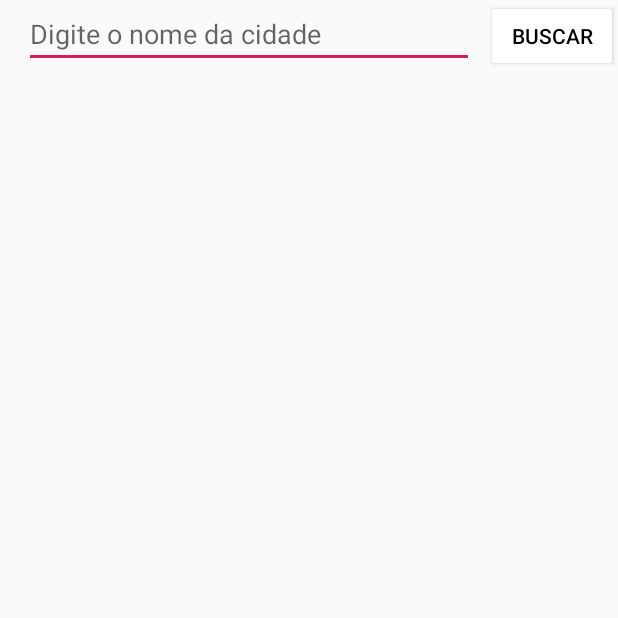
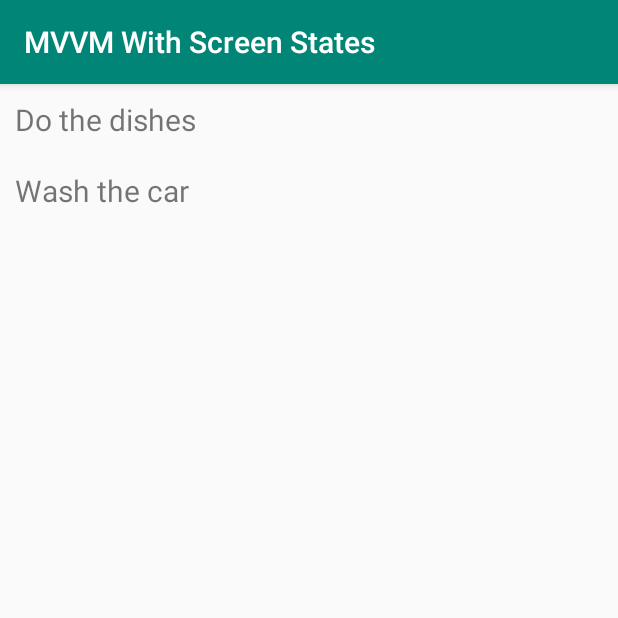
Before and after one commit to DiegoGSantos/mvvm-with-screen-states, an Android app: the screen it shows after launch (MainActivity before the commit, ListActivity after it), on a phone screen of 412 x 824 dp, the top half of it. Run offline under Robolectric (Android 15) with nearby library versions, the phone set to English and light mode, and no system bars.

Commit message:
Example of how use screen states with lists

```diff
--- a/MVVMWithScreenStates/app/build.gradle
+++ b/MVVMWithScreenStates/app/build.gradle
@@ -25,7 +25,7 @@ android {
 dependencies {
     implementation project(':screenStatesBaseArch')
     implementation fileTree(dir: 'libs', include: ['*.jar'])
-    implementation"org.jetbrains.kotlin:kotlin-stdlib-jdk7:$kotlin_version"
+    implementation "org.jetbrains.kotlin:kotlin-stdlib-jdk7:$kotlin_version"
     implementation 'androidx.appcompat:appcompat:1.0.2'
     implementation 'com.android.support.constraint:constraint-layout:1.1.3'
     implementation 'com.google.android.material:material:1.1.0-alpha02'
@@ -39,7 +39,6 @@ dependencies {
     implementation 'org.jetbrains.kotlinx:kotlinx-coroutines-core:1.1.1'
     implementation 'org.jetbrains.kotlinx:kotlinx-coroutines-android:1.1.1'
     implementation 'android.arch.lifecycle:reactivestreams:1.1.1'
-
     testImplementation 'junit:junit:4.12'
     testImplementation group: 'org.mockito', name: 'mockito-core', version: '2.1.0'
     testImplementation group: 'org.mockito', name: 'mockito-inline', version: '2.7.21'
--- a/MVVMWithScreenStates/app/src/main/AndroidManifest.xml
+++ b/MVVMWithScreenStates/app/src/main/AndroidManifest.xml
@@ -15,6 +15,9 @@
 				android:name=".view.MainActivity"
 				android:label="@string/app_name"
 				android:theme="@style/AppTheme.NoActionBar">
+
+		</activity>
+		<activity android:name=".view.ListActivity">
 			<intent-filter>
 				<action android:name="android.intent.action.MAIN"/>
 
--- a/MVVMWithScreenStates/app/src/main/java/com/diego/mvvmwithscreenstates/rest_client/Service.kt
+++ b/MVVMWithScreenStates/app/src/main/java/com/diego/mvvmwithscreenstates/rest_client/Service.kt
@@ -2,7 +2,6 @@ package com.diego.mvvmwithscreenstates.rest_client
 
 import com.diego.mvvmwithscreenstates.model.Forecast
 import com.diego.mvvmwithscreenstates.model.Task
-import com.diego.screenstatesarch.restClient.Constants
 import okhttp3.OkHttpClient
 import okhttp3.logging.HttpLoggingInterceptor
 import retrofit2.Call
--- a/MVVMWithScreenStates/app/src/main/java/com/diego/mvvmwithscreenstates/view/CustomAdapter.kt
+++ b/MVVMWithScreenStates/app/src/main/java/com/diego/mvvmwithscreenstates/view/CustomAdapter.kt
@@ -5,11 +5,11 @@ import android.view.View
 import android.view.ViewGroup
 import androidx.recyclerview.widget.RecyclerView
 import com.diego.mvvmwithscreenstates.R
-import com.diego.mvvmwithscreenstates.model.Task
+import com.diego.screenstatesarch.view_state.setTextViewState
 import kotlinx.android.synthetic.main.list_item.view.*
 
 class CustomAdapter : RecyclerView.Adapter<CustomAdapter.ViewHolder>(){
-    private var tasksList: List<Task> = ArrayList()
+    private var tasksList: List<TaskViewState> = ArrayList()
 
     override fun onCreateViewHolder(parent: ViewGroup, viewType: Int): ViewHolder {
         val v = LayoutInflater.from(parent.context).inflate(R.layout.list_item, parent, false)
@@ -20,14 +20,14 @@ class CustomAdapter : RecyclerView.Adapter<CustomAdapter.ViewHolder>(){
 
     override fun onBindViewHolder(holder: ViewHolder, position: Int) = holder.bind(tasksList[position])
 
-    fun setList(list: List<Task>) {
+    fun setList(list: List<TaskViewState>) {
         tasksList = list
         notifyDataSetChanged()
     }
 
     class ViewHolder(itemView: View) : RecyclerView.ViewHolder(itemView) {
-        internal fun bind(item: Task) = with(itemView) {
-            taskTitle.text = item.title
+        internal fun bind(item: TaskViewState) = with(itemView) {
+            taskTitle.setTextViewState(item.textViewState)
         }
     }
 }
--- /dev/null
+++ b/MVVMWithScreenStates/app/src/main/java/com/diego/mvvmwithscreenstates/view/ListActivity.kt
@@ -0,0 +1,30 @@
+package com.diego.mvvmwithscreenstates.view
+
+import android.os.Bundle
+import androidx.appcompat.app.AppCompatActivity
+import androidx.lifecycle.Observer
+import androidx.recyclerview.widget.LinearLayoutManager
+import com.diego.mvvmwithscreenstates.R
+import com.diego.mvvmwithscreenstates.model.Task
+import com.diego.mvvmwithscreenstates.view_model.TasksViewModel
+import kotlinx.android.synthetic.main.activity_list.*
+
+class ListActivity : AppCompatActivity() {
+    private val viewModel = TasksViewModel()
+    private val tasksAdapter = CustomAdapter()
+
+    override fun onCreate(savedInstanceState: Bundle?) {
+        super.onCreate(savedInstanceState)
+        setContentView(R.layout.activity_list)
+
+        tasksList.apply {
+            adapter = tasksAdapter
+            layoutManager = LinearLayoutManager(this@ListActivity)
+        }
+
+        viewModel.loadTasks()
+        viewModel.tasksLiveData.observe(this, Observer<TaskListScreenState> { taskListScreenState ->
+            tasksAdapter.setList(taskListScreenState.tasks)
+        })
+    }
+}
--- /dev/null
+++ b/MVVMWithScreenStates/app/src/main/java/com/diego/mvvmwithscreenstates/view/TaskListScreenState.kt
@@ -0,0 +1,3 @@
+package com.diego.mvvmwithscreenstates.view
+
+class TaskListScreenState(val tasks: List<TaskViewState>)
--- /dev/null
+++ b/MVVMWithScreenStates/app/src/main/java/com/diego/mvvmwithscreenstates/view/TaskViewState.kt
@@ -0,0 +1,6 @@
+package com.diego.mvvmwithscreenstates.view
+
+import com.diego.mvvmwithscreenstates.view_state.TextViewState
+import com.diego.mvvmwithscreenstates.view_state.witText
+
+class TaskViewState(private val task: String, val textViewState: TextViewState = TextViewState().witText(task))
--- a/MVVMWithScreenStates/app/src/main/java/com/diego/mvvmwithscreenstates/view_model/TasksViewModel.kt
+++ b/MVVMWithScreenStates/app/src/main/java/com/diego/mvvmwithscreenstates/view_model/TasksViewModel.kt
@@ -5,17 +5,23 @@ import androidx.lifecycle.ViewModel
 import com.diego.mvvmwithscreenstates.model.Task
 import com.diego.mvvmwithscreenstates.rest_client.Service
 import com.diego.mvvmwithscreenstates.rest_client.awaitResponse
+import com.diego.mvvmwithscreenstates.view.TaskListScreenState
+import com.diego.mvvmwithscreenstates.view.TaskViewState
 import kotlinx.coroutines.Dispatchers
 import kotlinx.coroutines.GlobalScope
 import kotlinx.coroutines.launch
 import retrofit2.Response
 
 class TasksViewModel : ViewModel() {
-    val tasksLiveData: MutableLiveData<List<Task>> = MutableLiveData()
+    val tasksLiveData: MutableLiveData<TaskListScreenState> = MutableLiveData()
 
     fun loadTasks() {
         GlobalScope.launch(Dispatchers.Main) {
-            Service.create().listTasks().awaitResponse(::onRequestSuccess, ::onError)
+//            Service.create().listTasks().awaitResponse(::onRequestSuccess, ::onError)
+            val tasks = ArrayList<TaskViewState>()
+            tasks.add(TaskViewState("Do the dishes"))
+            tasks.add(TaskViewState( "Wash the car"))
+            tasksLiveData.value = TaskListScreenState(tasks)
         }
     }
 
@@ -24,6 +30,6 @@ class TasksViewModel : ViewModel() {
     }
 
     private fun onRequestSuccess(response: Response<List<Task>>) {
-        tasksLiveData.value = response.body()
+//        tasksLiveData.value = response.body()
     }
 }
--- /dev/null
+++ b/MVVMWithScreenStates/app/src/main/res/layout/activity_list.xml
@@ -0,0 +1,14 @@
+<?xml version="1.0" encoding="utf-8"?>
+<LinearLayout
+		xmlns:android="http://schemas.android.com/apk/res/android"
+		xmlns:tools="http://schemas.android.com/tools"
+		android:layout_width="match_parent"
+		android:layout_height="match_parent"
+		tools:context=".view.ListActivity">
+
+	<androidx.recyclerview.widget.RecyclerView
+			android:id="@+id/tasksList"
+			android:layout_width="match_parent"
+			android:layout_height="match_parent" />
+
+</LinearLayout>
```
Lines whose indentation alone changed are shown as unchanged.
